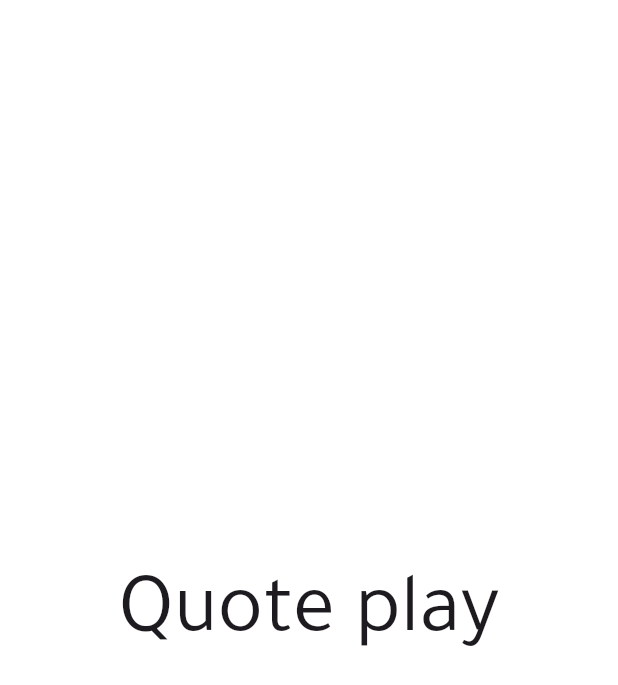
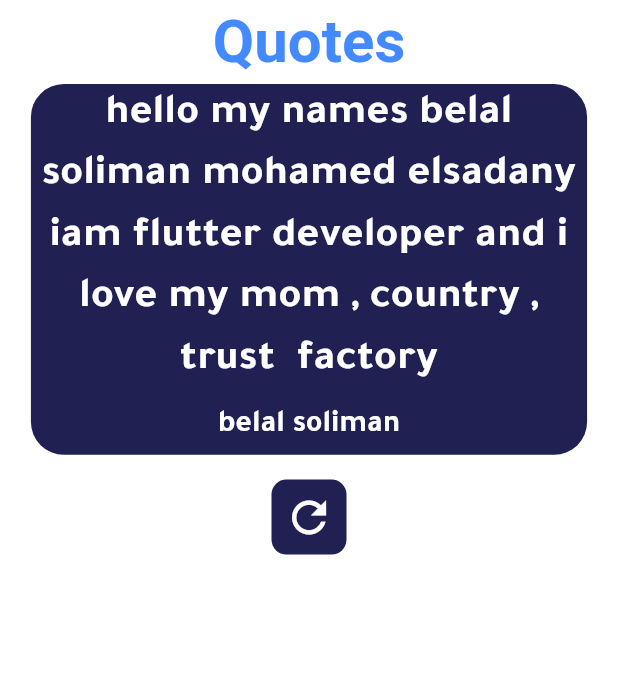
Before and after one commit to belalSoliman/quotes-with-clean-architecture, a Flutter app: the screen it shows after launch, on a phone screen of 412 x 824 dp. Shown: the top 685 px of the screen. Run offline on Flutter 3.47's test engine with Material 3 defaults, Android fonts, the phone set to English and light mode, and no system bars; our stand-ins replace bloc, equatable.

Commit message:
Refactor App Theme and Remove Unused Features
- Updated the app theme to include a custom AppBar theme with specific styles for elevation, color, icon theme, and title text style.
- Removed unused features related to "FavQoutes" including its route, cubit, and screen.
- Added a new file `.vscode/easycode.ignore` to manage file exclusions for the EasyCode extension.
- Introduced a new utility for MediaQuery values to easily access height and width of the screen.
- Fixed a bug in `HexColor` class where a space was incorrectly added in the hex color conversion.
- Added a new widget `CustomBodyView` for the main content display in the `QuoteScreen`.
- Introduced a `ReloadBtn` widget for refreshing content.
- Removed the `Constants` class which contained a method for showing error dialogs.
- Updated the `QuoteScreen` to use the new `CustomBodyView` and added an AppBar with the app title.
- Added the `fluttertoast` package to the `pubspec.yaml` for potential future use in displaying toast messages.
- Updated the `pubspec.yaml` to reflect the latest dependencies and removed unnecessary comments for clarity.

```diff
--- a/lib/config/routes/app_routes.dart
+++ b/lib/config/routes/app_routes.dart
@@ -1,5 +1,4 @@
 import 'package:clean/core/utils/app_strings.dart';
-import 'package:clean/features/fav_qoutes/presentation/screens/fav_qoutes.dart';
 import 'package:clean/features/random_qoutes/presentation/screens/quote_screen.dart';
 import 'package:flutter/material.dart';
 
@@ -8,8 +7,7 @@ class AppRoutes {
     switch (routesettings.name) {
       case QuoteScreen.routeName:
         return MaterialPageRoute(builder: (_) => const QuoteScreen());
-      case FavQoutes.routeName:
-        return MaterialPageRoute(builder: (_) => const FavQoutes());
+
       default:
         return onUnknownRoute();
     }
--- a/lib/config/thems/app_them.dart
+++ b/lib/config/thems/app_them.dart
@@ -4,9 +4,20 @@ import 'package:flutter/material.dart';
 
 ThemeData appTheme() {
   return ThemeData(
-    primaryColor: AppColors.primaryColor,
-    hintColor: AppColors.hintColor,
-    scaffoldBackgroundColor: Colors.white,
-    fontFamily: AppStrings.fontFamly,
-  );
+      primaryColor: AppColors.primaryColor,
+      hintColor: AppColors.hintColor,
+      scaffoldBackgroundColor: Colors.white,
+      fontFamily: AppStrings.fontFamly,
+      appBarTheme: const AppBarTheme(
+          elevation: 0,
+          color: Colors.transparent,
+          centerTitle: true,
+          iconTheme: IconThemeData(
+            color: AppColors.primaryColor,
+          ),
+          titleTextStyle: TextStyle(
+            fontSize: 40,
+            fontWeight: FontWeight.bold,
+            color: AppColors.primaryColor,
+          )));
 }
--- a/lib/core/utils/hex_color.dart
+++ b/lib/core/utils/hex_color.dart
@@ -4,7 +4,7 @@ class HexColor extends Color {
   static int _getColorFromHex(String hexColor) {
     hexColor = hexColor.toUpperCase().replaceAll("#", "");
     if (hexColor.length == 6) {
-      hexColor = "FF $hexColor";
+      hexColor = "FF$hexColor";
     }
     return int.parse(hexColor, radix: 16);
   }
--- /dev/null
+++ b/lib/core/utils/media_query_values.dart
@@ -0,0 +1,6 @@
+import 'package:flutter/material.dart';
+
+extension MediaQueryValues on BuildContext {
+  double get height => MediaQuery.of(this).size.height;
+  double get width => MediaQuery.of(this).size.width;
+}
--- a/lib/features/random_qoutes/presentation/screens/quote_screen.dart
+++ b/lib/features/random_qoutes/presentation/screens/quote_screen.dart
@@ -1,4 +1,5 @@
-import 'package:clean/features/fav_qoutes/presentation/screens/fav_qoutes.dart';
+import 'package:clean/core/utils/app_strings.dart';
+import 'package:clean/features/random_qoutes/presentation/widgets/body_view.dart';
 import 'package:flutter/material.dart';
 
 class QuoteScreen extends StatefulWidget {
@@ -11,16 +12,13 @@ class QuoteScreen extends StatefulWidget {
 class _QuoteScreenState extends State<QuoteScreen> {
   @override
   Widget build(BuildContext context) {
+    final appbar = AppBar(
+      title: const Text(AppStrings.appName),
+      centerTitle: true,
+    );
     return Scaffold(
-      body: GestureDetector(
-        onTap: () {
-          Navigator.pushNamed(context, FavQoutes.routeName);
-        },
-        child: Center(
-          child: Text('Quote play',
-              style: Theme.of(context).textTheme.displayLarge),
-        ),
-      ),
+      appBar: appbar,
+      body: const CustomBodyView(),
     );
   }
 }
--- /dev/null
+++ b/lib/features/random_qoutes/presentation/widgets/body_view.dart
@@ -0,0 +1,49 @@
+import 'package:clean/core/utils/hex_color.dart';
+import 'package:clean/core/utils/media_query_values.dart';
+import 'package:clean/features/random_qoutes/presentation/widgets/custome_btn_reload.dart';
+import 'package:flutter/material.dart';
+
+class CustomBodyView extends StatelessWidget {
+  const CustomBodyView({super.key});
+
+  @override
+  Widget build(BuildContext context) {
+    return Center(
+      child: Column(crossAxisAlignment: CrossAxisAlignment.center, children: [
+        Container(
+          height: context.height * 0.3,
+          width: context.width * 0.9,
+          decoration: BoxDecoration(
+            borderRadius: BorderRadius.circular(22),
+            color: HexColor('#202053'),
+          ),
+          child: Column(
+            children: [
+              Text(
+                textAlign: TextAlign.center,
+                "hello my names belal soliman mohamed elsadany iam flutter developer and i love my mom , country , trust  factory ",
+                style: TextStyle(
+                  color: Colors.white,
+                  fontSize: context.width * 0.07,
+                  fontWeight: FontWeight.bold,
+                ),
+              ),
+              SizedBox(
+                height: context.height * 0.01,
+              ),
+              Text(
+                "belal soliman",
+                style: TextStyle(
+                    color: Colors.white,
+                    fontSize: context.width * 0.05,
+                    fontWeight: FontWeight.bold),
+              ),
+            ],
+          ),
+        ),
+        SizedBox(height: context.height * 0.02),
+        ReloadBtn(),
+      ]),
+    );
+  }
+}
--- /dev/null
+++ b/lib/features/random_qoutes/presentation/widgets/custome_btn_reload.dart
@@ -0,0 +1,26 @@
+import 'package:clean/core/utils/hex_color.dart';
+import 'package:flutter/material.dart';
+
+class ReloadBtn extends StatelessWidget {
+  const ReloadBtn({super.key});
+
+  @override
+  Widget build(BuildContext context) {
+    return InkWell(
+      onTap: () {},
+      child: Container(
+        height: 50,
+        width: 50,
+        decoration: BoxDecoration(
+          color: HexColor("#202053"),
+          borderRadius: BorderRadius.circular(10),
+        ),
+        child: const Icon(
+          Icons.refresh,
+          color: Colors.white,
+          size: 34,
+        ),
+      ),
+    );
+  }
+}
```
Also changed, not shown: lib/core/utils/constants.dart (deleted, +0 -20 lines), lib/features/fav_qoutes/presentation/cubit/fav_qoutes_cubit.dart (deleted, +0 -8 lines), lib/features/fav_qoutes/presentation/cubit/fav_qoutes_state.dart (deleted, +0 -10 lines), lib/features/fav_qoutes/presentation/screens/fav_qoutes.dart (deleted, +0 -22 lines), pubspec.yaml (+6 -13 lines), pubspec.lock.
